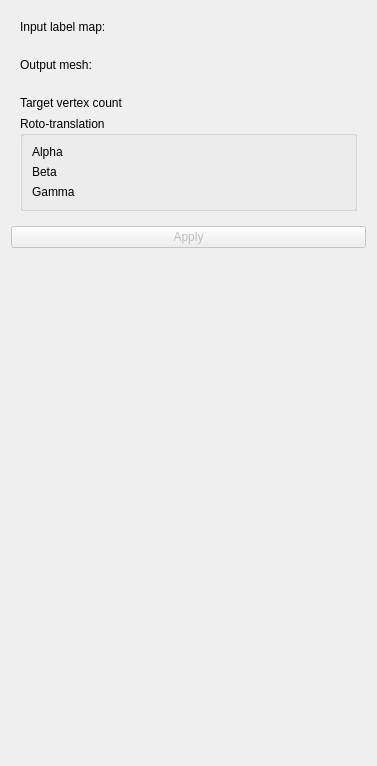
The window that Resources/UI/Kryptonise.ui (snipdome/Kryptonise) describes before a commit, drawn with Qt 5.
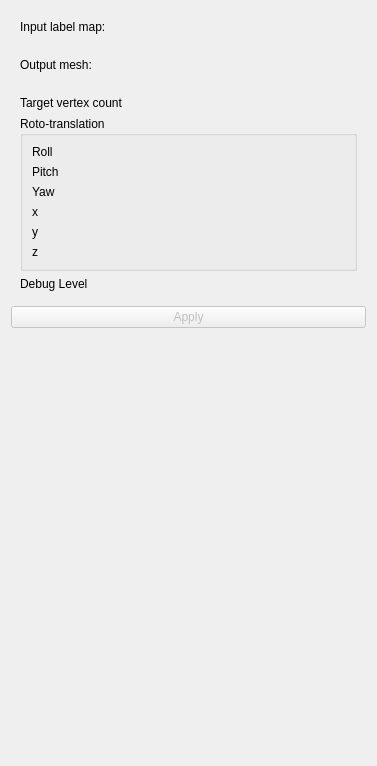
The same window after the commit. Custom widgets are drawn as their Qt base class.

Commit message: added support for roto-translation in the kryptonised. Save 2 meshes

```diff
--- a/Resources/UI/Kryptonise.ui
+++ b/Resources/UI/Kryptonise.ui
@@ -22,6 +22,9 @@
      <layout class="QFormLayout" name="formLayout_2">
       <item row="0" column="0">
        <widget class="QLabel" name="inputLabel">
+        <property name="toolTip">
+         <string>Pick the input labelmap, from which the mesh will be extracted.</string>
+        </property>
         <property name="text">
          <string>Input label map:</string>
         </property>
@@ -30,7 +33,7 @@
       <item row="0" column="1">
        <widget class="qMRMLNodeComboBox" name="inputSelector" native="true">
         <property name="toolTip">
-         <string>Pick the input to the algorithm.</string>
+         <string>Pick the input labelmap, from which the mesh will be extracted.</string>
         </property>
         <property name="nodeTypes" stdset="0">
          <stringlist notr="true">
@@ -47,7 +50,7 @@
          <bool>false</bool>
         </property>
         <property name="SlicerParameterName" stdset="0">
-         <string>inputVolume</string>
+         <string>inputLabelMap</string>
         </property>
        </widget>
       </item>
@@ -62,6 +65,9 @@
      <layout class="QFormLayout" name="formLayout_4">
       <item row="0" column="0">
        <widget class="QLabel" name="outputLabel">
+        <property name="toolTip">
+         <string>Select the output mesh node.</string>
+        </property>
         <property name="text">
          <string>Output mesh:</string>
         </property>
@@ -70,7 +76,7 @@
       <item row="0" column="1">
        <widget class="qMRMLNodeComboBox" name="outputSelector" native="true">
         <property name="toolTip">
-         <string>Pick the output to the algorithm.</string>
+         <string>Select the output mesh node.</string>
         </property>
         <property name="nodeTypes" stdset="0">
          <stringlist notr="true">
@@ -90,7 +96,7 @@
          <bool>true</bool>
         </property>
         <property name="SlicerParameterName" stdset="0">
-         <string>outputLabelMap</string>
+         <string>outputMesh</string>
         </property>
        </widget>
       </item>
@@ -102,6 +108,12 @@
      <property name="enabled">
       <bool>true</bool>
      </property>
+     <property name="maximumSize">
+      <size>
+       <width>16777215</width>
+       <height>306</height>
+      </size>
+     </property>
      <property name="text" stdset="0">
       <string>Parameters</string>
      </property>
@@ -111,27 +123,27 @@
      <property name="collapsed" stdset="0">
       <bool>false</bool>
      </property>
-     <layout class="QFormLayout" name="formLayout_5">
-      <item row="1" column="0">
-       <widget class="QLabel" name="scaleLabel">
+     <layout class="QFormLayout" name="formLayout_3">
+      <item row="0" column="0">
+       <widget class="QLabel" name="targetVertexCountLabel">
         <property name="enabled">
          <bool>true</bool>
         </property>
         <property name="toolTip">
-         <string>Set the scale factor. A factor of 2 means that the segmentation algorithm will be executed first on a downsampled volume by a factor of 2.</string>
+         <string>Select the desired number of vertices of the output mesh.</string>
         </property>
         <property name="text">
          <string>Target vertex count</string>
         </property>
        </widget>
       </item>
-      <item row="1" column="1">
-       <widget class="ctkSliderWidget" name="scaleSliderWidget" native="true">
+      <item row="0" column="1">
+       <widget class="ctkSliderWidget" name="targetVertexCountSliderWidget" native="true">
         <property name="enabled">
          <bool>true</bool>
         </property>
         <property name="toolTip">
-         <string>Set the scale factor. A factor of 2 means that the segmentation algorithm will be executed first on a downsampled volume by a factor of 2.</string>
+         <string>Select the desired number of vertices of the output mesh.</string>
         </property>
         <property name="decimals" stdset="0">
          <number>0</number>
@@ -140,121 +152,261 @@
          <double>1.000000000000000</double>
         </property>
         <property name="pageStep" stdset="0">
-         <double>2.000000000000000</double>
+         <double>10000.000000000000000</double>
         </property>
         <property name="minimum" stdset="0">
+         <double>1000.000000000000000</double>
+        </property>
+        <property name="maximum" stdset="0">
+         <double>1000000.000000000000000</double>
+        </property>
+        <property name="value" stdset="0">
+         <double>100000.000000000000000</double>
+        </property>
+       </widget>
+      </item>
+      <item row="2" column="0">
+       <widget class="QLabel" name="debugLevelLabel">
+        <property name="enabled">
+         <bool>true</bool>
+        </property>
+        <property name="toolTip">
+         <string>Select the desired number of vertices of the output mesh.</string>
+        </property>
+        <property name="text">
+         <string>Debug Level</string>
+        </property>
+       </widget>
+      </item>
+      <item row="2" column="1">
+       <widget class="ctkSliderWidget" name="debugLevelSliderWidget" native="true">
+        <property name="enabled">
+         <bool>true</bool>
+        </property>
+        <property name="toolTip">
+         <string>Select the desired number of vertices of the output mesh.</string>
+        </property>
+        <property name="decimals" stdset="0">
+         <number>0</number>
+        </property>
+        <property name="singleStep" stdset="0">
          <double>1.000000000000000</double>
         </property>
+        <property name="pageStep" stdset="0">
+         <double>1.000000000000000</double>
+        </property>
+        <property name="minimum" stdset="0">
+         <double>0.000000000000000</double>
+        </property>
         <property name="maximum" stdset="0">
-         <double>5.000000000000000</double>
+         <double>3.000000000000000</double>
         </property>
         <property name="value" stdset="0">
-         <double>2.000000000000000</double>
+         <double>0.000000000000000</double>
         </property>
        </widget>
       </item>
-      <item row="5" column="0" colspan="2">
-       <widget class="QGroupBox" name="curvatureFlowGroupBox">
+      <item row="1" column="0" colspan="2">
+       <widget class="QGroupBox" name="RotoTranslationGroupBox">
         <property name="enabled">
          <bool>true</bool>
         </property>
         <property name="title">
          <string>Roto-translation</string>
         </property>
-        <layout class="QGridLayout" name="gridLayout">
+        <layout class="QFormLayout" name="formLayout">
          <item row="0" column="0">
-          <widget class="QLabel" name="iterationsCVLabel">
+          <widget class="QLabel" name="rollLabel">
            <property name="text">
-            <string>Alpha</string>
+            <string>Roll</string>
            </property>
           </widget>
          </item>
          <item row="0" column="1">
-          <widget class="ctkSliderWidget" name="iterationsCVSliderWidget" native="true">
+          <widget class="ctkSliderWidget" name="rollSliderWidget" native="true">
            <property name="toolTip">
             <string>Set threshold value for computing the output image. Voxels that have intensities lower than this value will set to zero.</string>
            </property>
            <property name="decimals" stdset="0">
-            <number>0</number>
+            <number>3</number>
            </property>
            <property name="singleStep" stdset="0">
-            <double>0.001000000000000</double>
-           </property>
-           <property name="pageStep" stdset="0">
             <double>1.000000000000000</double>
            </property>
+           <property name="pageStep" stdset="0">
+            <double>10.000000000000000</double>
+           </property>
            <property name="minimum" stdset="0">
-            <double>0.000000000000000</double>
+            <double>-180.000000000000000</double>
            </property>
            <property name="maximum" stdset="0">
-            <double>90.000000000000000</double>
+            <double>180.000000000000000</double>
            </property>
            <property name="value" stdset="0">
-            <double>0.000000000000000</double>
+            <double>-90.000000000000000</double>
            </property>
           </widget>
          </item>
          <item row="1" column="0">
-          <widget class="QLabel" name="stepSizeCVLabel">
+          <widget class="QLabel" name="pitchLabel">
            <property name="text">
-            <string>Beta</string>
+            <string>Pitch</string>
            </property>
           </widget>
          </item>
          <item row="1" column="1">
-          <widget class="ctkSliderWidget" name="stepSizeCVSliderWidget" native="true">
+          <widget class="ctkSliderWidget" name="pitchSliderWidget" native="true">
            <property name="toolTip">
             <string>Set threshold value for computing the output image. Voxels that have intensities lower than this value will set to zero.</string>
            </property>
            <property name="decimals" stdset="0">
-            <number>6</number>
+            <number>3</number>
            </property>
            <property name="singleStep" stdset="0">
-            <double>0.000001000000000</double>
+            <double>1.000000000000000</double>
            </property>
            <property name="pageStep" stdset="0">
-            <double>2.000000000000000</double>
+            <double>10.000000000000000</double>
            </property>
            <property name="minimum" stdset="0">
-            <double>0.000001000000000</double>
+            <double>-90.000000000000000</double>
            </property>
            <property name="maximum" stdset="0">
-            <double>0.010000000000000</double>
+            <double>90.000000000000000</double>
            </property>
            <property name="value" stdset="0">
-            <double>0.000010000000000</double>
+            <double>0.000000000000000</double>
            </property>
           </widget>
          </item>
          <item row="2" column="0">
-          <widget class="QLabel" name="stepSizeCVLabel_2">
+          <widget class="QLabel" name="yawLabel">
            <property name="text">
-            <string>Gamma</string>
+            <string>Yaw</string>
            </property>
           </widget>
          </item>
          <item row="2" column="1">
-          <widget class="ctkSliderWidget" name="stepSizeCVSliderWidget_2" native="true">
+          <widget class="ctkSliderWidget" name="yawSliderWidget" native="true">
            <property name="toolTip">
             <string>Set threshold value for computing the output image. Voxels that have intensities lower than this value will set to zero.</string>
            </property>
            <property name="decimals" stdset="0">
-            <number>6</number>
+            <number>3</number>
            </property>
            <property name="singleStep" stdset="0">
-            <double>0.000001000000000</double>
+            <double>1.000000000000000</double>
            </property>
            <property name="pageStep" stdset="0">
-            <double>2.000000000000000</double>
+            <double>10.000000000000000</double>
            </property>
            <property name="minimum" stdset="0">
-            <double>0.000001000000000</double>
+            <double>-180.000000000000000</double>
            </property>
            <property name="maximum" stdset="0">
-            <double>0.010000000000000</double>
+            <double>180.000000000000000</double>
            </property>
            <property name="value" stdset="0">
-            <double>0.000010000000000</double>
+            <double>0.000000000000000</double>
+           </property>
+          </widget>
+         </item>
+         <item row="3" column="0">
+          <widget class="QLabel" name="xLabel">
+           <property name="text">
+            <string>x</string>
+           </property>
+          </widget>
+         </item>
+         <item row="3" column="1">
+          <widget class="ctkSliderWidget" name="xSliderWidget" native="true">
+           <property name="enabled">
+            <bool>true</bool>
+           </property>
+           <property name="toolTip">
+            <string>Set threshold value for computing the output image. Voxels that have intensities lower than this value will set to zero.</string>
+           </property>
+           <property name="decimals" stdset="0">
+            <number>3</number>
+           </property>
+           <property name="singleStep" stdset="0">
+            <double>0.001000000000000</double>
+           </property>
+           <property name="pageStep" stdset="0">
+            <double>1.000000000000000</double>
+           </property>
+           <property name="minimum" stdset="0">
+            <double>-1000.000000000000000</double>
+           </property>
+           <property name="maximum" stdset="0">
+            <double>1000.000000000000000</double>
+           </property>
+           <property name="value" stdset="0">
+            <double>0.000000000000000</double>
+           </property>
+          </widget>
+         </item>
+         <item row="4" column="0">
+          <widget class="QLabel" name="yLabel">
+           <property name="text">
+            <string>y</string>
+           </property>
+          </widget>
+         </item>
+         <item row="4" column="1">
+          <widget class="ctkSliderWidget" name="ySliderWidget" native="true">
+           <property name="toolTip">
+            <string>Set threshold value for computing the output image. Voxels that have intensities lower than this value will set to zero.</string>
+           </property>
+           <property name="decimals" stdset="0">
+            <number>3</number>
+           </property>
+           <property name="singleStep" stdset="0">
+            <double>0.001000000000000</double>
+           </property>
+           <property name="pageStep" stdset="0">
+            <double>1.000000000000000</double>
+           </property>
+           <property name="minimum" stdset="0">
+            <double>-1000.000000000000000</double>
+           </property>
+           <property name="maximum" stdset="0">
+            <double>1000.000000000000000</double>
+           </property>
+           <property name="value" stdset="0">
+            <double>0.000000000000000</double>
+           </property>
+          </widget>
+         </item>
+         <item row="5" column="0">
+          <widget class="QLabel" name="zLabel">
+           <property name="text">
+            <string>z</string>
+           </property>
+          </widget>
+         </item>
+         <item row="5" column="1">
+          <widget class="ctkSliderWidget" name="zSliderWidget" native="true">
+           <property name="toolTip">
+            <string>Set threshold value for computing the output image. Voxels that have intensities lower than this value will set to zero.</string>
+           </property>
+           <property name="decimals" stdset="0">
+            <number>3</number>
+           </property>
+           <property name="singleStep" stdset="0">
+            <double>0.001000000000000</double>
+           </property>
+           <property name="pageStep" stdset="0">
+            <double>1.000000000000000</double>
+           </property>
+           <property name="minimum" stdset="0">
+            <double>-1000.000000000000000</double>
+           </property>
+           <property name="maximum" stdset="0">
+            <double>1000.000000000000000</double>
+           </property>
+           <property name="value" stdset="0">
+            <double>31.910000000000000</double>
            </property>
           </widget>
          </item>
@@ -292,9 +444,10 @@
    </item>
   </layout>
   <zorder>outputsCollapsibleButton</zorder>
-  <zorder>applyButton</zorder>
   <zorder>parametersCollapsibleButton</zorder>
   <zorder>inputsCollapsibleButton</zorder>
+  <zorder>applyButton</zorder>
+  <zorder>verticalSpacer</zorder>
  </widget>
  <customwidgets>
   <customwidget>
```
The commit also changes 1 other file.
